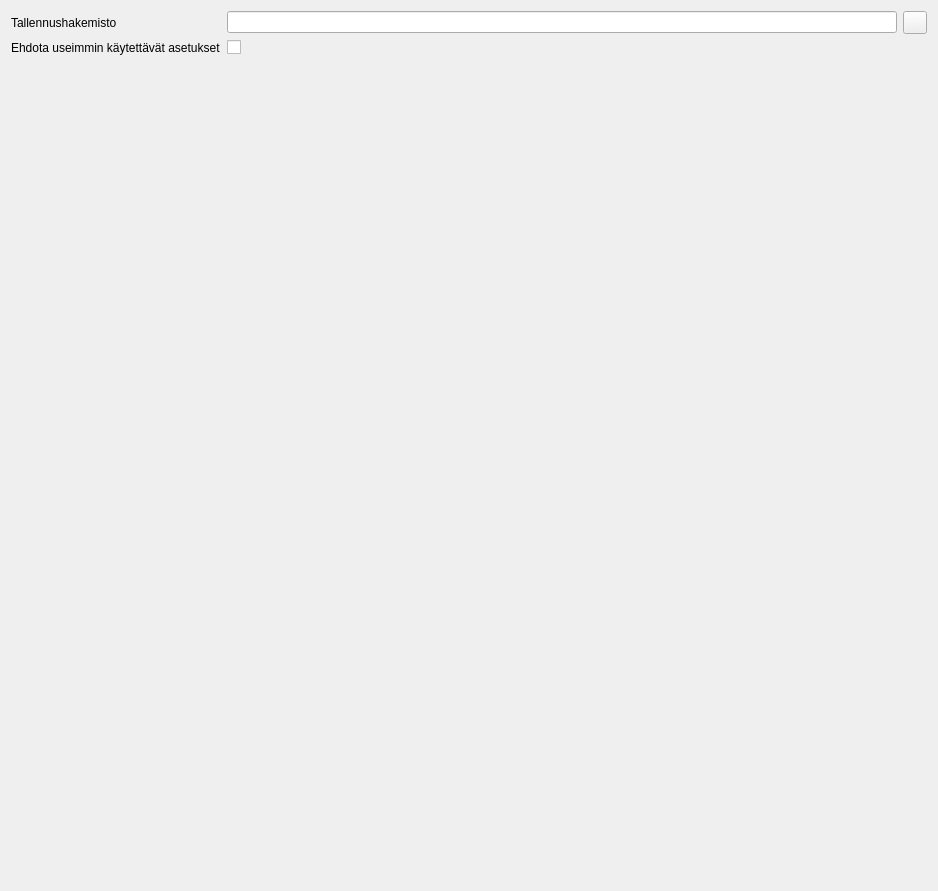
samuliwritescode/uistelupaivakirja-desktop, file settingsform.ui: the form before one commit.
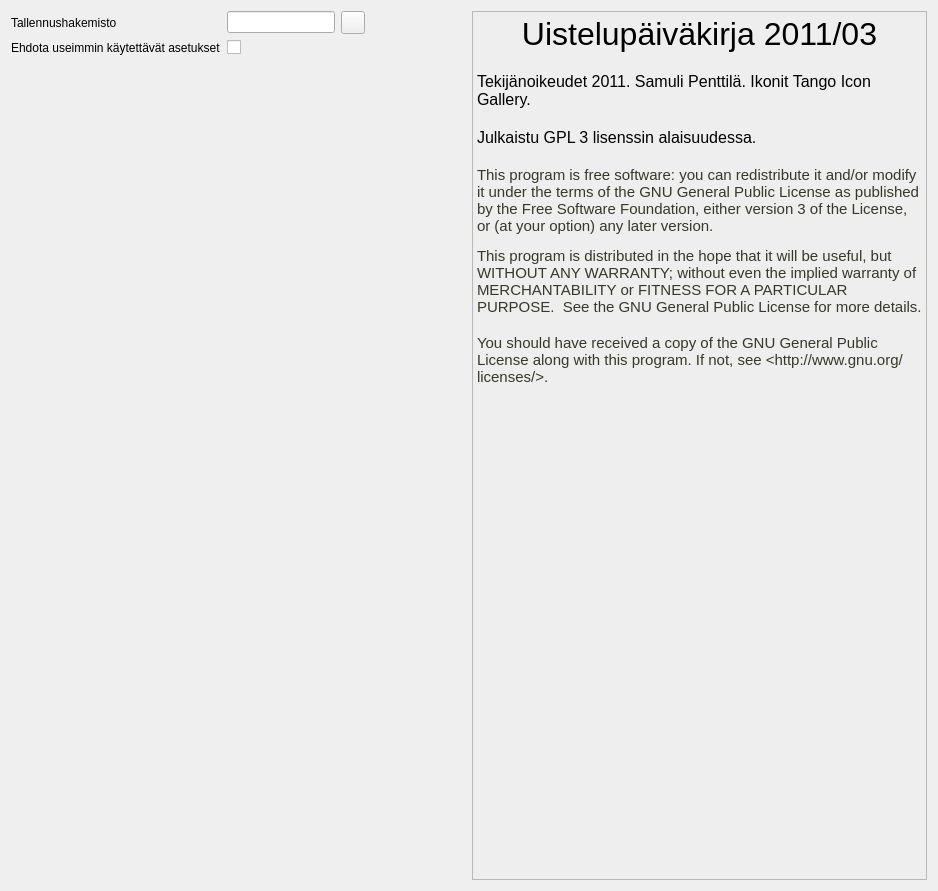
The form after the commit. Icons and pictures are not drawn.

Diff of the .ui file:
```diff
--- a/settingsform.ui
+++ b/settingsform.ui
@@ -13,9 +13,12 @@
   <property name="windowTitle">
    <string>Form</string>
   </property>
-  <layout class="QVBoxLayout" name="verticalLayout">
+  <layout class="QHBoxLayout" name="horizontalLayout_2">
    <item>
     <layout class="QFormLayout" name="formLayout">
+     <property name="fieldGrowthPolicy">
+      <enum>QFormLayout::FieldsStayAtSizeHint</enum>
+     </property>
      <property name="formAlignment">
       <set>Qt::AlignLeading|Qt::AlignLeft|Qt::AlignTop</set>
      </property>
@@ -64,6 +67,29 @@
      </item>
     </layout>
    </item>
+   <item>
+    <widget class="QTextBrowser" name="textBrowser">
+     <property name="styleSheet">
+      <string notr="true">background: rgb(238, 238, 238)</string>
+     </property>
+     <property name="html">
+      <string>&lt;!DOCTYPE HTML PUBLIC &quot;-//W3C//DTD HTML 4.0//EN&quot; &quot;http://www.w3.org/TR/REC-html40/strict.dtd&quot;&gt;
+&lt;html&gt;&lt;head&gt;&lt;meta name=&quot;qrichtext&quot; content=&quot;1&quot; /&gt;&lt;style type=&quot;text/css&quot;&gt;
+p, li { white-space: pre-wrap; }
+&lt;/style&gt;&lt;/head&gt;&lt;body style=&quot; font-family:'Lucida Grande'; font-size:13pt; font-weight:400; font-style:normal;&quot;&gt;
+&lt;p align=&quot;center&quot; style=&quot; margin-top:0px; margin-bottom:0px; margin-left:0px; margin-right:0px; -qt-block-indent:0; text-indent:0px;&quot;&gt;&lt;span style=&quot; font-size:24pt;&quot;&gt;Uistelupäiväkirja 2011/03&lt;/span&gt;&lt;/p&gt;
+&lt;p style=&quot;-qt-paragraph-type:empty; margin-top:0px; margin-bottom:0px; margin-left:0px; margin-right:0px; -qt-block-indent:0; text-indent:0px; font-size:12pt;&quot;&gt;&lt;/p&gt;
+&lt;p style=&quot; margin-top:0px; margin-bottom:0px; margin-left:0px; margin-right:0px; -qt-block-indent:0; text-indent:0px;&quot;&gt;&lt;span style=&quot; font-size:12pt;&quot;&gt;Tekijänoikeudet 2011. Samuli Penttilä. Ikonit Tango Icon Gallery.&lt;/span&gt;&lt;/p&gt;
+&lt;p style=&quot;-qt-paragraph-type:empty; margin-top:0px; margin-bottom:0px; margin-left:0px; margin-right:0px; -qt-block-indent:0; text-indent:0px; font-size:12pt;&quot;&gt;&lt;/p&gt;
+&lt;p style=&quot; margin-top:0px; margin-bottom:0px; margin-left:0px; margin-right:0px; -qt-block-indent:0; text-indent:0px;&quot;&gt;&lt;span style=&quot; font-size:12pt;&quot;&gt;Julkaistu GPL 3 lisenssin alaisuudessa. &lt;/span&gt;&lt;/p&gt;
+&lt;p style=&quot;-qt-paragraph-type:empty; margin-top:0px; margin-bottom:0px; margin-left:0px; margin-right:0px; -qt-block-indent:0; text-indent:0px; font-size:12pt;&quot;&gt;&lt;/p&gt;
+&lt;p style=&quot; margin-top:0px; margin-bottom:12px; margin-left:0px; margin-right:0px; -qt-block-indent:0; text-indent:0px;&quot;&gt;&lt;span style=&quot; font-family:'monospace'; font-size:11pt; color:#35382a;&quot;&gt;This program is free software: you can redistribute it and/or modify it under the terms of the GNU General Public License as published by the Free Software Foundation, either version 3 of the License, or (at your option) any later version.&lt;/span&gt;&lt;/p&gt;
+&lt;p style=&quot; margin-top:0px; margin-bottom:0px; margin-left:0px; margin-right:0px; -qt-block-indent:0; text-indent:0px;&quot;&gt;&lt;span style=&quot; font-family:'monospace'; font-size:11pt; color:#35382a;&quot;&gt;This program is distributed in the hope that it will be useful, but WITHOUT ANY WARRANTY; without even the implied warranty of MERCHANTABILITY or FITNESS FOR A PARTICULAR PURPOSE.  See the GNU General Public License for more details.&lt;/span&gt;&lt;/p&gt;
+&lt;p style=&quot;-qt-paragraph-type:empty; margin-top:0px; margin-bottom:0px; margin-left:0px; margin-right:0px; -qt-block-indent:0; text-indent:0px; font-family:'monospace'; font-size:11pt; color:#35382a;&quot;&gt;&lt;/p&gt;
+&lt;p style=&quot; margin-top:0px; margin-bottom:0px; margin-left:0px; margin-right:0px; -qt-block-indent:0; text-indent:0px;&quot;&gt;&lt;span style=&quot; font-family:'monospace'; font-size:11pt; color:#35382a;&quot;&gt;You should have received a copy of the GNU General Public License along with this program. If not, see &amp;lt;http://www.gnu.org/licenses/&amp;gt;.&lt;/span&gt;&lt;/p&gt;&lt;/body&gt;&lt;/html&gt;</string>
+     </property>
+    </widget>
+   </item>
   </layout>
  </widget>
  <resources>
```
